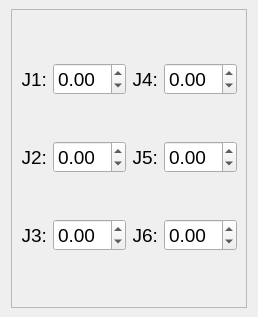
The window that src/ar3/src/ar3/ui/joint_controller.ui (kpdudek/Robotics) describes before a commit, drawn with Qt 5.
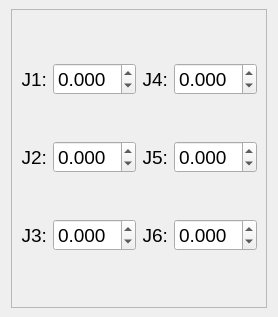
The same window after the commit.

Commit message: Fixed UI TCP pose displaying quaternians instead of euler angles

What changed in the file:
```diff
--- a/src/ar3/src/ar3/ui/joint_controller.ui
+++ b/src/ar3/src/ar3/ui/joint_controller.ui
@@ -6,7 +6,7 @@
    <rect>
     <x>0</x>
     <y>0</y>
-    <width>256</width>
+    <width>278</width>
     <height>317</height>
    </rect>
   </property>
@@ -66,6 +66,9 @@
           <pointsize>14</pointsize>
          </font>
         </property>
+        <property name="decimals">
+         <number>3</number>
+        </property>
         <property name="minimum">
          <double>-2.000000000000000</double>
         </property>
@@ -99,6 +102,9 @@
           <pointsize>14</pointsize>
          </font>
         </property>
+        <property name="decimals">
+         <number>3</number>
+        </property>
         <property name="minimum">
          <double>-2.000000000000000</double>
         </property>
@@ -117,6 +123,9 @@
           <pointsize>14</pointsize>
          </font>
         </property>
+        <property name="decimals">
+         <number>3</number>
+        </property>
         <property name="minimum">
          <double>-2.000000000000000</double>
         </property>
@@ -165,6 +174,9 @@
           <pointsize>14</pointsize>
          </font>
         </property>
+        <property name="decimals">
+         <number>3</number>
+        </property>
         <property name="minimum">
          <double>-2.000000000000000</double>
         </property>
@@ -213,6 +225,9 @@
           <pointsize>14</pointsize>
          </font>
         </property>
+        <property name="decimals">
+         <number>3</number>
+        </property>
         <property name="minimum">
          <double>-2.000000000000000</double>
         </property>
@@ -231,6 +246,9 @@
           <pointsize>14</pointsize>
          </font>
         </property>
+        <property name="decimals">
+         <number>3</number>
+        </property>
         <property name="minimum">
          <double>-2.000000000000000</double>
         </property>
```
Left out of the diff: 8 changed lines with no effect on the pictures. The commit also changes 3 other files.
